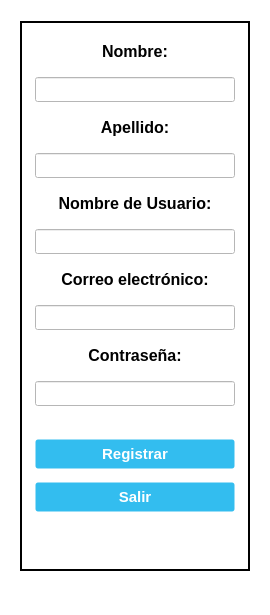
Qt form UI_Files/Registration_Window.ui (e-serrano/ERP_EIPSA) before a commit.
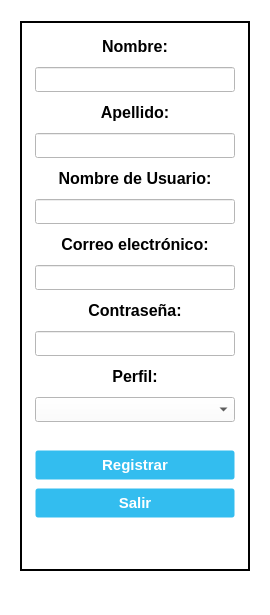
The same form after that commit. Icons and pictures are not drawn.

Diff of the .ui file:
```diff
--- a/UI_Files/Registration_Window.ui
+++ b/UI_Files/Registration_Window.ui
@@ -408,6 +408,55 @@
            </property>
           </widget>
          </item>
+         <item>
+          <widget class="QLabel" name="label_rol_reg">
+           <property name="minimumSize">
+            <size>
+             <width>200</width>
+             <height>25</height>
+            </size>
+           </property>
+           <property name="maximumSize">
+            <size>
+             <width>200</width>
+             <height>25</height>
+            </size>
+           </property>
+           <property name="font">
+            <font>
+             <pointsize>12</pointsize>
+             <bold>true</bold>
+            </font>
+           </property>
+           <property name="text">
+            <string>Perfil:</string>
+           </property>
+           <property name="alignment">
+            <set>Qt::AlignCenter</set>
+           </property>
+          </widget>
+         </item>
+         <item>
+          <widget class="QComboBox" name="rol_reg">
+           <property name="minimumSize">
+            <size>
+             <width>200</width>
+             <height>25</height>
+            </size>
+           </property>
+           <property name="maximumSize">
+            <size>
+             <width>200</width>
+             <height>25</height>
+            </size>
+           </property>
+           <property name="font">
+            <font>
+             <pointsize>10</pointsize>
+            </font>
+           </property>
+          </widget>
+         </item>
          <item>
           <spacer name="vSpacer4">
            <property name="enabled">
```
